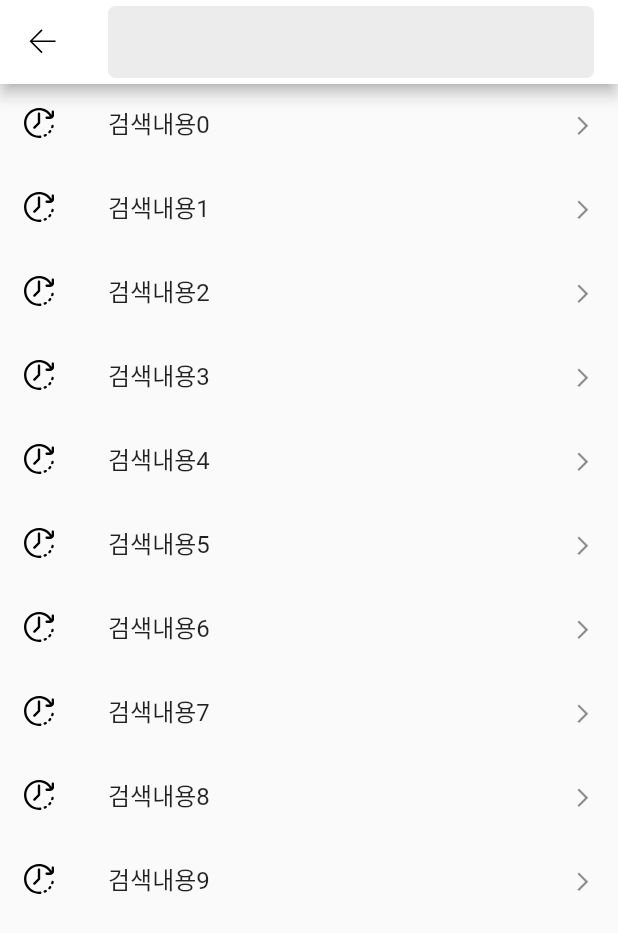
After one commit to dragon5354/flutter_youtube_d5354, a Flutter app: the screen it shows after launch, after a tap on an icon or button, on a phone screen of 412 x 824 dp. The commit adds this screen. Shown: the top 933 px of the screen. Run offline on Flutter 3.47's test engine with Material 2 defaults, Android fonts, the phone set to English and light mode, and no system bars; our stand-ins replace cached_network_image, flutter_svg, get, youtube_player_flutter; network calls fail.

Commit message:
검색 화면구성

```diff
--- a/lib/main.dart
+++ b/lib/main.dart
@@ -7,6 +7,8 @@ import 'package:flutter_youtube_d5354/src/binding/init_binding.dart';
 import 'package:flutter_youtube_d5354/src/app.dart';
 import 'package:flutter_youtube_d5354/src/components/youtube_detail.dart';
 import 'package:flutter_youtube_d5354/src/controller/youtube_detail_controller.dart';
+import 'package:flutter_youtube_d5354/src/controller/youtube_search_controller.dart';
+import 'package:flutter_youtube_d5354/src/pages/youtube_search.dart';
 import 'package:get/get.dart';
 import 'package:get/get_navigation/get_navigation.dart';
 import 'package:youtube_player_flutter/youtube_player_flutter.dart';
@@ -43,6 +45,13 @@ class MyApp extends StatelessWidget {
               () => Get.lazyPut<YoutubeDetailController>(
                   () => YoutubeDetailController()),
             )),
+        GetPage(
+            name: "/search",
+            page: () => YoutubeSearch(),
+            binding: BindingsBuilder(
+              () => Get.lazyPut<YoutubeSearchController>(
+                  () => YoutubeSearchController()),
+            )),
       ],
     );
   }
--- /dev/null
+++ b/lib/src/controller/youtube_search_controller.dart
@@ -0,0 +1,5 @@
+import 'package:get/get.dart';
+
+class YoutubeSearchController extends GetxController {
+
+}
--- /dev/null
+++ b/lib/src/pages/youtube_search.dart
@@ -0,0 +1,52 @@
+import 'package:flutter/cupertino.dart';
+import 'package:flutter/material.dart';
+import 'package:flutter_svg/flutter_svg.dart';
+import 'package:get/get.dart';
+
+class YoutubeSearch extends StatelessWidget {
+  const YoutubeSearch({super.key});
+
+  Widget _searchHistory() {
+    return ListView(
+      children: List.generate(
+        10,
+        (index) => ListTile(
+          leading: SvgPicture.asset(
+            "assets/svg/icons/wall-clock.svg",
+            width: 20,
+          ),
+          title: Padding(
+            padding: EdgeInsets.only(bottom: 5.0),
+            child: Text("검색내용$index"),
+          ),
+          trailing: Icon(
+            Icons.arrow_forward_ios,
+            size: 15,
+          ),
+        ),
+      ).toList(),
+    );
+  }
+
+  @override
+  Widget build(BuildContext context) {
+    return Scaffold(
+      appBar: AppBar(
+        leading: IconButton(
+          icon: SvgPicture.asset("assets/svg/icons/back.svg"),
+          onPressed: Get.back,
+        ),
+        title: TextField(
+          decoration: InputDecoration(
+              fillColor: Colors.grey.withOpacity(0.2),
+              filled: true,
+              enabledBorder: UnderlineInputBorder(
+                borderSide: BorderSide(color: Colors.transparent),
+                borderRadius: BorderRadius.circular(5),
+              )),
+        ),
+      ),
+      body: _searchHistory(),
+    );
+  }
+}
```
